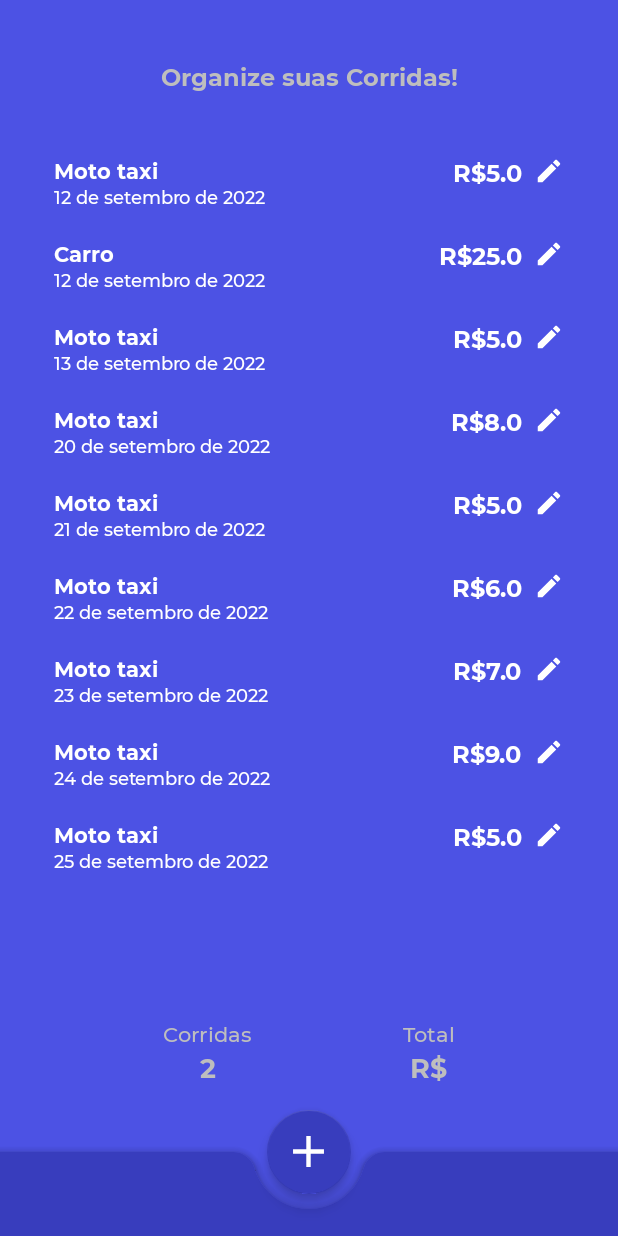
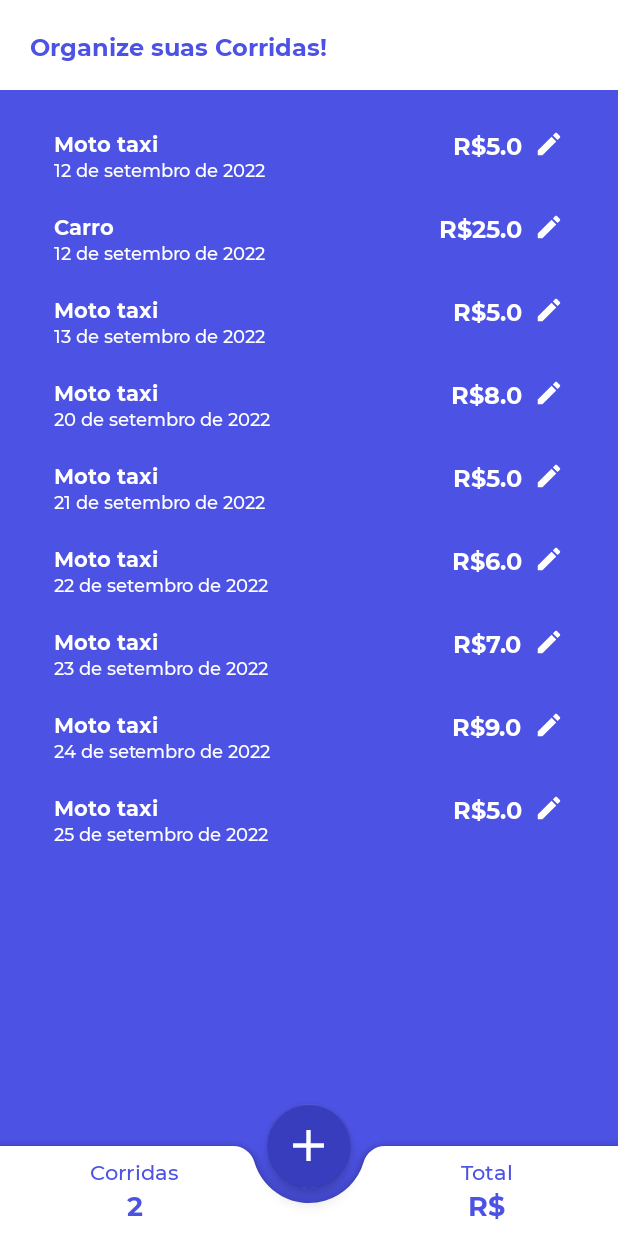
Before and after one commit to guilhermerauj0/Corridas, an Android app: the screen it shows after launch (MainActivity), on a phone screen of 412 x 824 dp. Run offline under Robolectric (Android 15) with nearby library versions, the phone set to English and light mode, and no system bars.

Commit message:
update in design of main screen

```diff
--- a/app/src/main/res/layout/activity_main.xml
+++ b/app/src/main/res/layout/activity_main.xml
@@ -7,56 +7,77 @@
     android:background="@color/blueprincipal"
     android:theme="@android:style/Theme.NoTitleBar.Fullscreen">
 
+    <androidx.constraintlayout.widget.ConstraintLayout
+        android:id="@+id/main_action_bar"
+        android:layout_width="match_parent"
+        android:layout_height="60dp"
+        app:layout_constraintTop_toTopOf="parent"
+        android:background="@color/white"
+        app:layout_constraintBottom_toTopOf="@+id/main_rv_race">
+
         <TextView
             android:id="@+id/main_tv_organize"
             android:layout_width="wrap_content"
             android:layout_height="wrap_content"
             android:text="Organize suas Corridas!"
             android:textSize="16sp"
+            android:layout_marginStart="20dp"
             app:layout_constraintStart_toStartOf="parent"
-        app:layout_constraintEnd_toEndOf="parent"
             app:layout_constraintTop_toTopOf="parent"
-        android:layout_marginTop="40dp"
+            android:layout_marginTop="20dp"
+            android:textColor="@color/blueprincipal"
             android:fontFamily="@font/montserratbold"
             />
+    </androidx.constraintlayout.widget.ConstraintLayout>
 
     <androidx.recyclerview.widget.RecyclerView
         android:id="@+id/main_rv_race"
         android:layout_width="match_parent"
         android:layout_height="0dp"
         android:padding="16dp"
-        app:layout_constraintTop_toBottomOf="@+id/main_tv_organize"
-        app:layout_constraintBottom_toTopOf="@+id/ll_infototal"
-        android:layout_marginTop="16dp"
+        app:layout_constraintTop_toBottomOf="@+id/main_action_bar"
         tools:itemCount="100"
-        tools:listitem="@layout/race_info"/>
+        tools:listitem="@layout/race_info" />
 
-    <LinearLayout
-        android:id="@+id/ll_infototal"
+    <androidx.coordinatorlayout.widget.CoordinatorLayout
+        android:id="@+id/bottom_appbar"
         android:layout_width="match_parent"
-        android:layout_height="wrap_content"
-        android:gravity="center"
-        android:orientation="horizontal"
-        app:layout_constraintBottom_toTopOf="@+id/bottom_appbar"
-        >
+        android:layout_height="90dp"
+        app:layout_constraintBottom_toBottomOf="parent">
+
+        <com.google.android.material.bottomappbar.BottomAppBar
+            android:layout_width="match_parent"
+            android:layout_height="60dp"
+            android:id="@+id/bottomAppBar"
+            app:fabCradleMargin="10dp"
+            app:fabCradleRoundedCornerRadius="15dp"
+            app:fabAnimationMode="slide"
+            app:fabAlignmentMode="center"
+            android:layout_gravity="bottom"
+            android:backgroundTint="@color/white">
 
             <LinearLayout
                 android:layout_width="wrap_content"
                 android:layout_height="wrap_content"
                 android:orientation="vertical"
-            android:gravity="center">
+                android:layout_marginStart="60dp"
+                android:gravity="center"
+                android:layout_gravity="start">
+
                 <TextView
                     android:layout_width="wrap_content"
                     android:layout_height="wrap_content"
                     android:text="Corridas"
-                android:fontFamily="@font/montserratmedium"/>
+                    android:fontFamily="@font/montserratmedium"
+                    android:textColor="@color/blueprincipal"/>
 
                 <TextView
                     android:layout_width="wrap_content"
                     android:layout_height="wrap_content"
                     android:text="2"
                     android:textSize="18sp"
-                android:fontFamily="@font/montserratbold"/>
+                    android:fontFamily="@font/montserratbold"
+                    android:textColor="@color/blueprincipal"/>
             </LinearLayout>
 
 
@@ -64,12 +85,16 @@
                 android:layout_width="wrap_content"
                 android:layout_height="wrap_content"
                 android:orientation="vertical"
+                android:layout_gravity="end"
+                android:layout_marginRight="70dp"
+                android:layout_marginBottom="5dp"
                 android:gravity="center"
                 android:layout_marginLeft="100dp">
                 <TextView
                     android:layout_width="wrap_content"
                     android:layout_height="wrap_content"
                     android:text="Total"
+                    android:textColor="@color/blueprincipal"
                     android:fontFamily="@font/montserratmedium"/>
 
                 <TextView
@@ -77,27 +102,12 @@
                     android:layout_height="wrap_content"
                     android:text="R$"
                     android:textSize="18sp"
-                android:fontFamily="@font/montserratbold"/>
+                    android:fontFamily="@font/montserratbold"
+                    android:textColor="@color/blueprincipal"/>
             </LinearLayout>
 
 
-    </LinearLayout>
-    <androidx.coordinatorlayout.widget.CoordinatorLayout
-        android:id="@+id/bottom_appbar"
-        android:layout_width="match_parent"
-        android:layout_height="100dp"
-        app:layout_constraintBottom_toBottomOf="parent">
-
-        <com.google.android.material.bottomappbar.BottomAppBar
-            android:layout_width="match_parent"
-            android:layout_height="wrap_content"
-            android:id="@+id/bottomAppBar"
-            app:fabCradleMargin="10dp"
-            app:fabCradleRoundedCornerRadius="15dp"
-            app:fabAnimationMode="slide"
-            app:fabAlignmentMode="center"
-            android:layout_gravity="bottom"
-            android:backgroundTint="@color/bluesecundario"/>
+        </com.google.android.material.bottomappbar.BottomAppBar>
 
         <com.google.android.material.floatingactionbutton.FloatingActionButton
             android:layout_width="wrap_content"
@@ -105,8 +115,8 @@
             android:id="@+id/fab_add_race"
             android:src="@drawable/ic_baseline_add_24"
             app:layout_anchor="@id/bottomAppBar"
-            app:maxImageSize="35dp"/>
+            app:maxImageSize="35dp"
+            android:contentDescription="Criar Registro" />
     </androidx.coordinatorlayout.widget.CoordinatorLayout>
 
-
 </androidx.constraintlayout.widget.ConstraintLayout>
```
Lines whose indentation alone changed are shown as unchanged.
